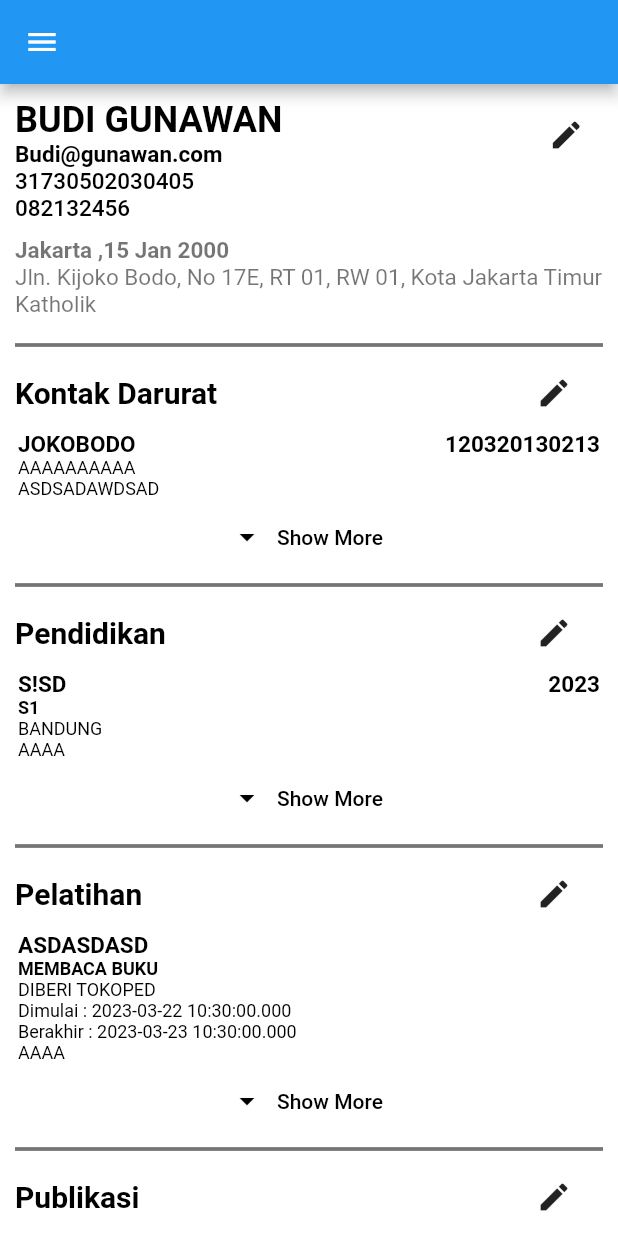
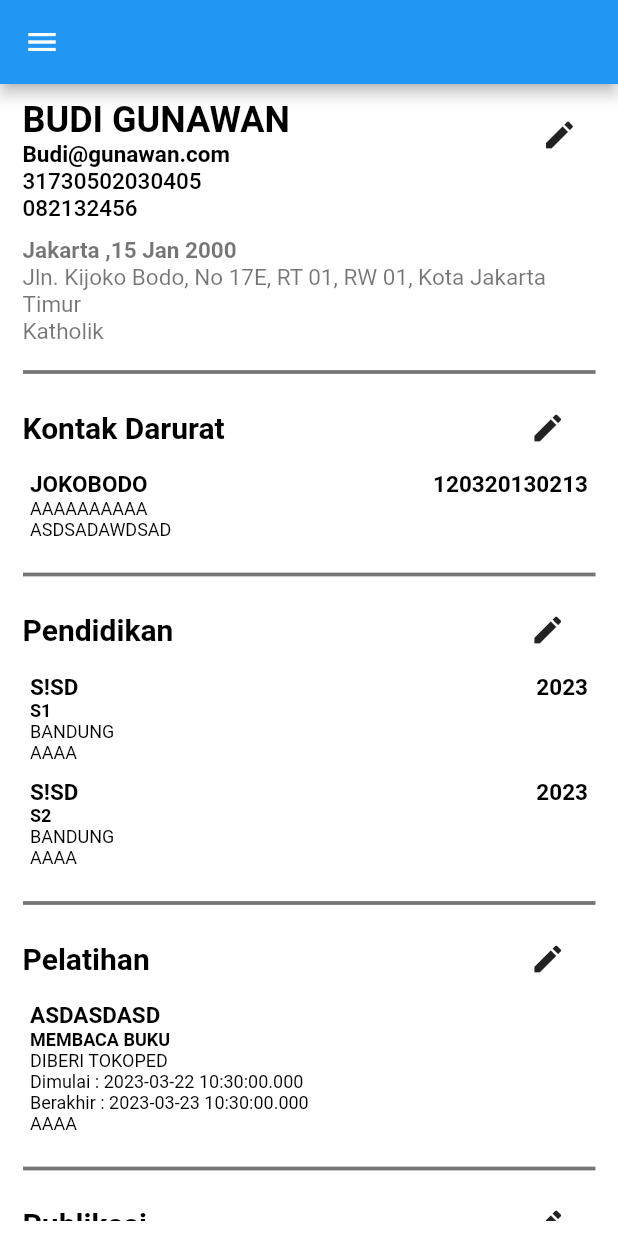
Before and after one commit to Mangga-Besar/flutter_phoenix, a Flutter app: the screen it shows after launch, on a phone screen of 412 x 824 dp. Run offline on Flutter 3.47's test engine with Material 2 defaults, Android fonts, the phone set to English and light mode, and no system bars; drawn by our look-alikes of keyboard_dismisser; our stand-ins replace flare_flutter, flutter_spinkit, flutter_styled_toast, font_awesome_flutter, package_info_plus, shared_preferences; accounts and stored records are empty; Roboto replaces fonts that are missing (Svenska).

Commit message:
fix homepage + section list

```diff
--- a/lib/screens/home/home_page.dart
+++ b/lib/screens/home/home_page.dart
@@ -38,7 +38,7 @@ class _HomePageState extends State<HomePage> {
   @override
   Widget build(BuildContext context) {
     return Padding(
-      padding: const EdgeInsets.all(10),
+      padding: const EdgeInsets.symmetric(vertical: 10, horizontal: 15),
       child: SingleChildScrollView(
         child: Column(
           crossAxisAlignment: CrossAxisAlignment.start,
@@ -108,10 +108,6 @@ class _HomePageState extends State<HomePage> {
                 )
               ],
             ),
-            const Divider(
-              color: Colors.black54,
-              thickness: 2.5,
-            ),
             SectionPart(
               title: "Kontak Darurat",
               content: [
@@ -122,10 +118,6 @@ class _HomePageState extends State<HomePage> {
                     name: "JOKOBODO")
               ],
             ),
-            const Divider(
-              color: Colors.black54,
-              thickness: 2.5,
-            ),
             SectionPart(
               title: "Pendidikan",
               content: [
@@ -135,12 +127,15 @@ class _HomePageState extends State<HomePage> {
                     level: PendidikanLevel.S1,
                     lokasi: "BANDUNG",
                     name: "LULUS S1",
-                    tahun: DateTime.now())
+                    tahun: DateTime.now()),
+                PendidikanSection(
+                    description: "AAAA",
+                    jurusan: "S!SD",
+                    level: PendidikanLevel.S2,
+                    lokasi: "BANDUNG",
+                    name: "LULUS S1",
+                    tahun: DateTime.now()),
               ],
-            ),
-            const Divider(
-              color: Colors.black54,
-              thickness: 2.5,
             ),
             SectionPart(
               title: "Pelatihan",
@@ -155,10 +150,6 @@ class _HomePageState extends State<HomePage> {
                 )
               ],
             ),
-            const Divider(
-              color: Colors.black54,
-              thickness: 2.5,
-            ),
             SectionPart(
               title: "Publikasi",
               content: [
@@ -170,10 +161,6 @@ class _HomePageState extends State<HomePage> {
                     topik: "DADASDASD")
               ],
             ),
-            const Divider(
-              color: Colors.black54,
-              thickness: 2.5,
-            ),
             SectionPart(
               title: "Penugasan",
               content: [
@@ -182,7 +169,19 @@ class _HomePageState extends State<HomePage> {
                   name: "MENGARANG Cerita ANAK",
                   startDate: DateTime.now().subtract(Duration(days: 1)),
                   endDate: DateTime.now(),
-                )
+                ),
+                PenugasanSection(
+                  description: "AAAAAAAAAA",
+                  name: "MENGARANG Cerita ANAK",
+                  startDate: DateTime.now().subtract(Duration(days: 1)),
+                  endDate: DateTime.now(),
+                ),
+                PenugasanSection(
+                  description: "AAAAAAAAAA",
+                  name: "MENGARANG Cerita ANAK",
+                  startDate: DateTime.now().subtract(Duration(days: 1)),
+                  endDate: DateTime.now(),
+                ),
               ],
             ),
             Row(
--- a/lib/widgets/section_list.dart
+++ b/lib/widgets/section_list.dart
@@ -13,8 +13,8 @@ class _SectionListState extends State<SectionList> {
   Widget build(BuildContext context) {
     return Padding(
       padding: EdgeInsets.symmetric(
-        vertical: 1.0,
-        horizontal: 2.0,
+        vertical: 5.0,
+        horizontal: 5.0,
       ),
       child: widget.getContent(context),
     );
--- a/lib/widgets/section_part.dart
+++ b/lib/widgets/section_part.dart
@@ -30,8 +30,15 @@ class SectionPart extends StatefulWidget {
 class _SectionPartState extends State<SectionPart> {
   @override
   Widget build(BuildContext context) {
-    return Stack(
+    return Column(
       children: [
+        const Divider(
+          color: Colors.black54,
+          thickness: 2.5,
+        ),
+        SizedBox(
+          height: 5,
+        ),
         Column(
           children: [
             Row(
@@ -81,10 +88,11 @@ class _SectionPartState extends State<SectionPart> {
                       publikasi: (widget.content[i]) as PublikasiSection);
                 }
               },
-              itemCount: widget.content.length,
+              itemCount: widget.content.length > 2 ? 2 : widget.content.length,
               physics: const NeverScrollableScrollPhysics(),
               shrinkWrap: true,
             ),
+            if (widget.content.length > 2)
               SizedBox(
                 width: double.infinity,
                 child: ElevatedButton.icon(
@@ -102,6 +110,9 @@ class _SectionPartState extends State<SectionPart> {
               )
           ],
         ),
+        SizedBox(
+          height: 10,
+        ),
       ],
     );
   }
```
Lines whose indentation alone changed are shown as unchanged.
